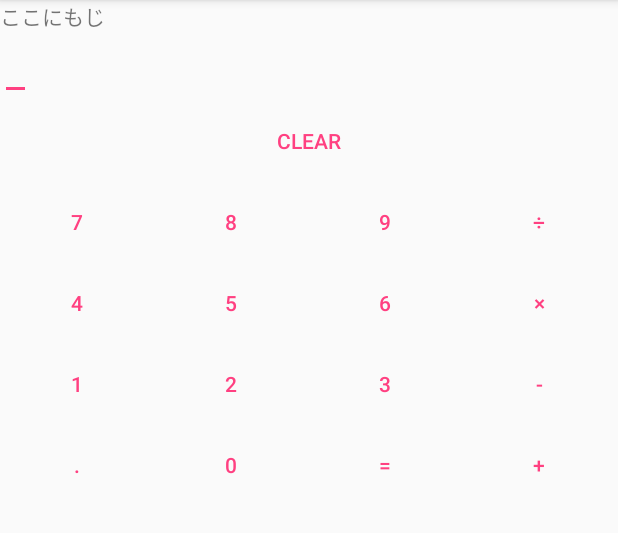
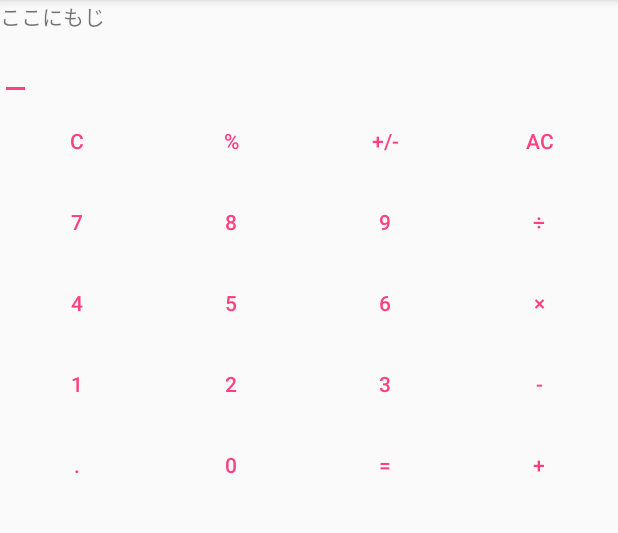
Before and after one commit to matsu1230/dentaku, an Android app: the screen it shows after launch (MainActivity), on a phone screen of 412 x 824 dp, the part 84-617 px from its top. Run offline under Robolectric (Android 15) with nearby library versions, the phone set to English and light mode, and no system bars.

Commit message:
ボタン追加

```diff
--- a/app/src/main/java/com/example/dentaku/MainActivity.java
+++ b/app/src/main/java/com/example/dentaku/MainActivity.java
@@ -90,7 +90,6 @@ public class MainActivity extends AppCompatActivity {
     View.OnClickListener buttonNumberListener = new View.OnClickListener() {
         @Override
         public void onClick(View view) {
-            System.out.println("buttonNumberListener");
             Button button = (Button) view;
             editText.append(button.getText());
         }
@@ -98,7 +97,6 @@ public class MainActivity extends AppCompatActivity {
     };
 
     double calc(int operator, double value1, double value2) {
-        System.out.println("calc");
         switch (operator) {
             case R.id.button_add:
                 return value1 + value2;
@@ -107,7 +105,11 @@ public class MainActivity extends AppCompatActivity {
             case R.id.button_multiply:
                 return value1 * value2;
             case R.id.button_divide:
+                if (value2 != 0) {
                     return value1 / value2;
+                } else {
+                    return 0;
+                }
             default:
                 return value1;
         }
--- a/app/src/main/res/layout/activity_main.xml
+++ b/app/src/main/res/layout/activity_main.xml
@@ -32,18 +32,11 @@
             app:layout_constraintRight_toRightOf="parent"
             app:layout_constraintTop_toTopOf="parent" />
 
-        <Button
-            android:id="@+id/button"
-            style="?attr/buttonBarButtonStyle"
-            android:layout_width="match_parent"
-            android:layout_height="wrap_content"
-            android:layout_below="@id/edittext"
-            android:text="CLEAR" />
 
         <include
             layout="@layout/ten_key"
             android:layout_width="match_parent"
             android:layout_height="wrap_content"
-            android:layout_below="@id/button" />
+            android:layout_below="@id/edittext" />
     </RelativeLayout>
 </android.support.constraint.ConstraintLayout>
--- a/app/src/main/res/layout/ten_key.xml
+++ b/app/src/main/res/layout/ten_key.xml
@@ -3,6 +3,41 @@
     android:layout_width="match_parent"
     android:layout_height="match_parent"
     android:stretchColumns="0,1,2,3">
+
+    <TableRow
+        style="?attr/actionBarStyle"
+        android:layout_width="match_parent"
+        android:layout_height="wrap_content">
+
+        <Button
+            android:id="@+id/button_c"
+            style="?attr/buttonBarButtonStyle"
+            android:layout_width="wrap_content"
+            android:layout_height="wrap_content"
+            android:text="C" />
+
+        <Button
+            android:id="@+id/button_percent"
+            style="?attr/buttonBarButtonStyle"
+            android:layout_width="wrap_content"
+            android:layout_height="wrap_content"
+            android:text="%" />
+
+
+        <Button
+            android:id="@+id/button_plus_minus"
+            style="?attr/buttonBarButtonStyle"
+            android:layout_width="wrap_content"
+            android:layout_height="wrap_content"
+            android:text="+/-" />
+
+        <Button
+            android:id="@+id/button"
+            style="?attr/buttonBarButtonStyle"
+            android:layout_width="match_parent"
+            android:layout_height="wrap_content"
+            android:text="AC" />
+    </TableRow>
 
     <TableRow
         style="?attr/actionBarStyle"
```
Lines whose indentation alone changed are shown as unchanged.
